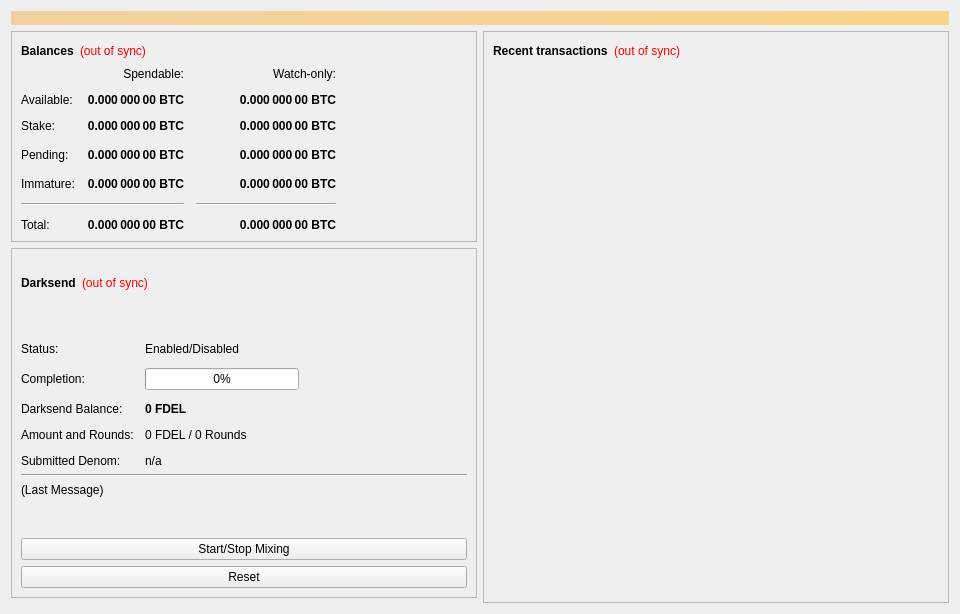
The window that src/qt/forms/overviewpage.ui (hronopay/fd) describes before a commit, drawn with Qt 5.
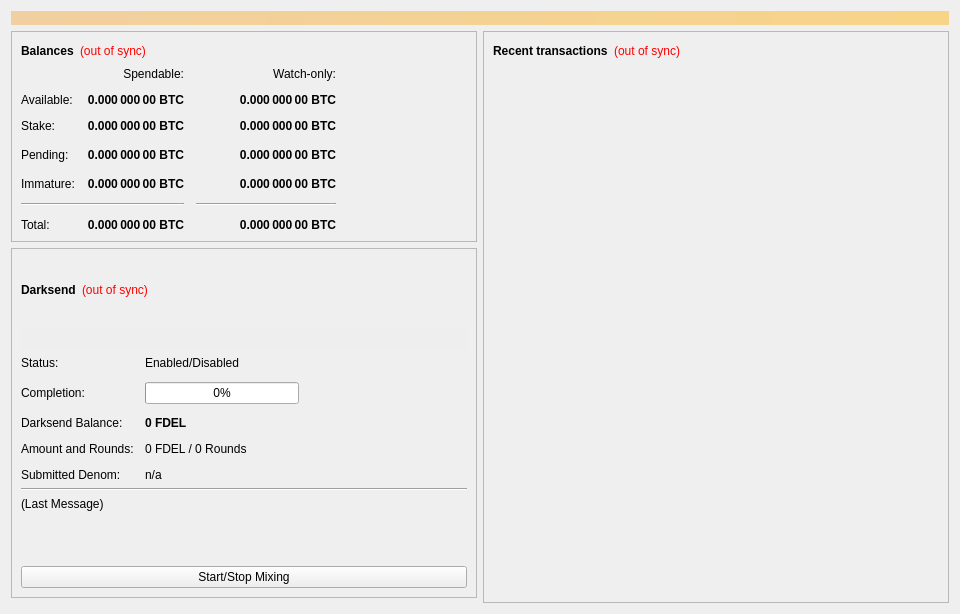
The same window after the commit.

Commit message: delete Reset darksend

The edit to the form file:
```diff
--- a/src/qt/forms/overviewpage.ui
+++ b/src/qt/forms/overviewpage.ui
@@ -1090,25 +1090,6 @@
             </property>
            </widget>
           </item>
-          <item>
-           <widget class="QPushButton" name="darksendReset">
-            <property name="sizePolicy">
-             <sizepolicy hsizetype="MinimumExpanding" vsizetype="Fixed">
-              <horstretch>0</horstretch>
-              <verstretch>0</verstretch>
-             </sizepolicy>
-            </property>
-            <property name="toolTip">
-             <string>Reset the current status of Darksend (can interrupt Darksend if it's in the process of Mixing, which can cost you money!)</string>
-            </property>
-            <property name="autoFillBackground">
-             <bool>false</bool>
-            </property>
-            <property name="text">
-             <string>Reset</string>
-            </property>
-           </widget>
-          </item>
          </layout>
         </widget>
        </item>
```
The commit also changes 2 other files.
